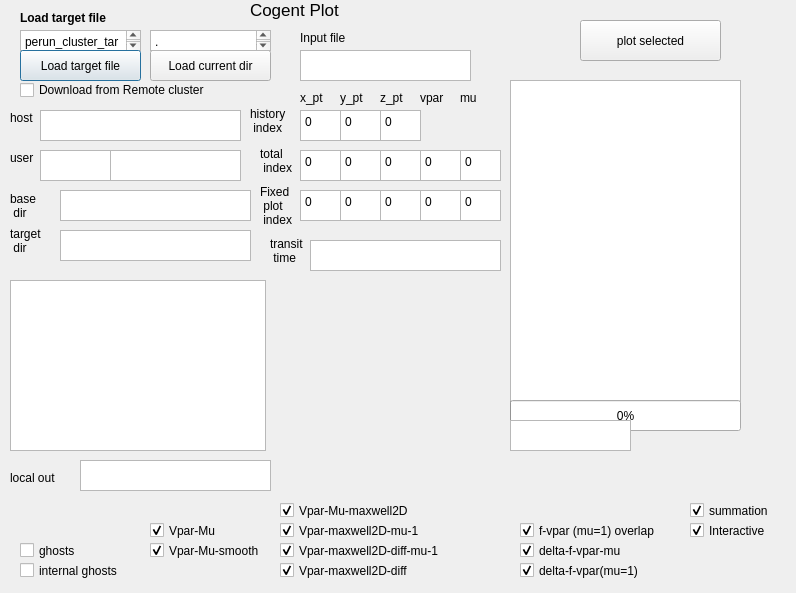
The window that gui/python_plot_test_gui/plot_calc.ui (wol023/myexamples) describes before a commit, drawn with Qt 5.
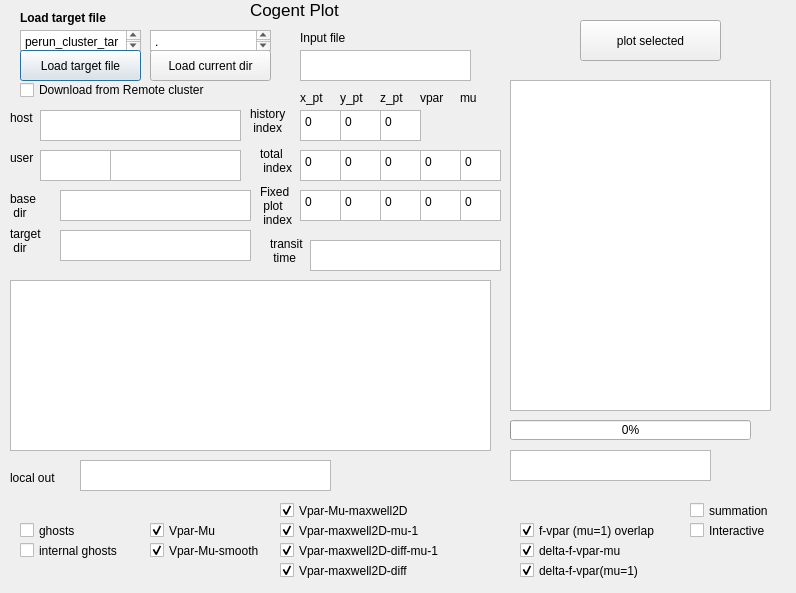
The same window after the commit.

What changed in the file:
```diff
--- a/gui/python_plot_test_gui/plot_calc.ui
+++ b/gui/python_plot_test_gui/plot_calc.ui
@@ -67,7 +67,7 @@
     <rect>
      <x>510</x>
      <y>80</y>
-     <width>231</width>
+     <width>261</width>
      <height>331</height>
     </rect>
    </property>
@@ -199,7 +199,7 @@
     <rect>
      <x>10</x>
      <y>280</y>
-     <width>256</width>
+     <width>481</width>
      <height>171</height>
     </rect>
    </property>
@@ -238,7 +238,7 @@
     <rect>
      <x>80</x>
      <y>460</y>
-     <width>191</width>
+     <width>251</width>
      <height>31</height>
     </rect>
    </property>
@@ -247,9 +247,9 @@
    <property name="geometry">
     <rect>
      <x>510</x>
-     <y>400</y>
-     <width>231</width>
-     <height>31</height>
+     <y>420</y>
+     <width>241</width>
+     <height>20</height>
     </rect>
    </property>
    <property name="value">
@@ -260,8 +260,8 @@
    <property name="geometry">
     <rect>
      <x>510</x>
-     <y>420</y>
-     <width>121</width>
+     <y>450</y>
+     <width>201</width>
      <height>31</height>
     </rect>
    </property>
@@ -270,7 +270,7 @@
    <property name="geometry">
     <rect>
      <x>20</x>
-     <y>560</y>
+     <y>540</y>
      <width>121</width>
      <height>21</height>
     </rect>
@@ -295,7 +295,7 @@
     <string>summation</string>
    </property>
    <property name="checked">
-    <bool>true</bool>
+    <bool>false</bool>
    </property>
   </widget>
   <widget class="QTextEdit" name="te_x_pt">
@@ -439,7 +439,7 @@
    <property name="geometry">
     <rect>
      <x>20</x>
-     <y>540</y>
+     <y>520</y>
      <width>121</width>
      <height>21</height>
     </rect>
@@ -507,7 +507,7 @@
     <string>Interactive</string>
    </property>
    <property name="checked">
-    <bool>true</bool>
+    <bool>false</bool>
    </property>
   </widget>
   <widget class="QLabel" name="label_15">
```
